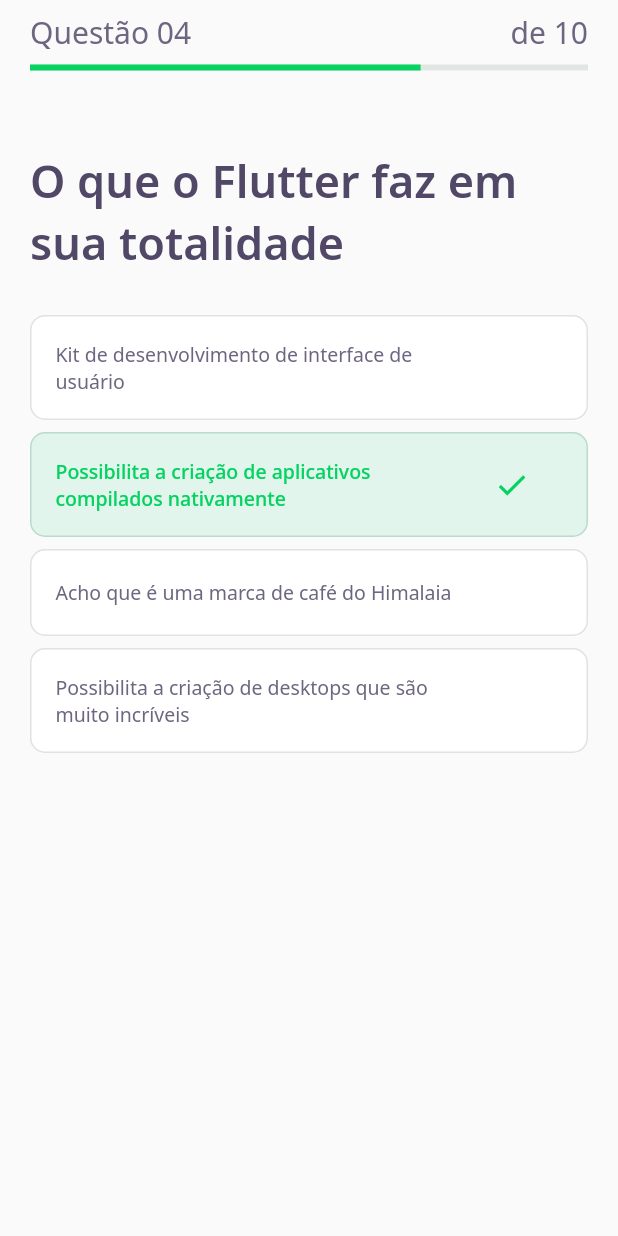
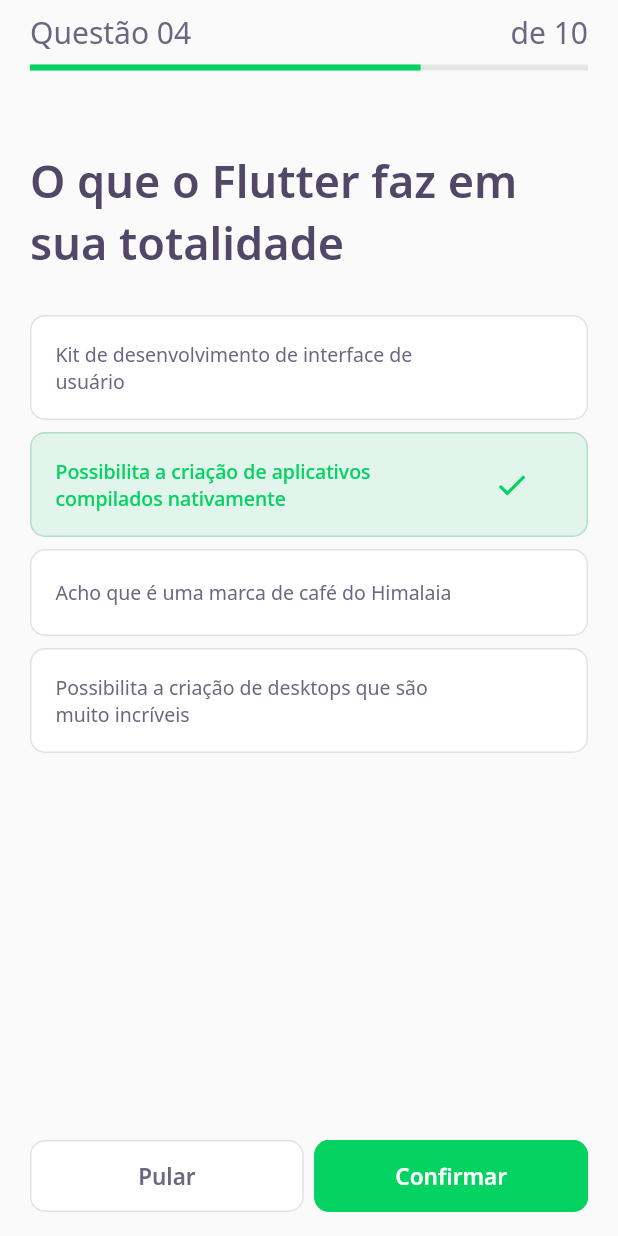
Before and after one commit to neocite/devquiz, a Flutter app: the screen it shows after launch, on a phone screen of 412 x 824 dp. Run offline on Flutter 3.47's test engine with Material 2 defaults, Android fonts, the phone set to English and light mode, and no system bars; our stand-ins replace google_fonts; accounts and stored records are empty.

Commit message:
buttons on challenge page

```diff
--- a/lib/challenge/challenge_page.dart
+++ b/lib/challenge/challenge_page.dart
@@ -1,5 +1,7 @@
+import 'package:devquiz/challenge/widgets/next_button/next_button_widget.dart';
 import 'package:devquiz/challenge/widgets/question_indicator/question_indicator_widget.dart';
 import 'package:devquiz/challenge/widgets/quiz/quiz_widget.dart';
+import 'package:devquiz/core/core.dart';
 import 'package:flutter/material.dart';
 
 class ChallengePage extends StatefulWidget {
@@ -27,6 +29,26 @@ class _ChallengePageState extends State<ChallengePage> {
           child: QuizWidget(title: "O que o Flutter faz em sua totalidade"),
         ),
       ),
+      bottomNavigationBar: SafeArea(
+        bottom: true,
+        child: Padding(
+          padding: const EdgeInsets.symmetric(horizontal: 20, vertical: 16),
+          child: Row(
+            mainAxisAlignment: MainAxisAlignment.spaceAround,
+            children: [
+              Expanded(
+                child: NextButtonWidget.white(label: "Pular"),
+              ),
+              SizedBox(
+                width: 7,
+              ),
+              Expanded(
+                child: NextButtonWidget.green(label: "Confirmar"),
+              )
+            ],
+          ),
+        ),
+      ),
     );
   }
 }
--- /dev/null
+++ b/lib/challenge/widgets/next_button/next_button_widget.dart
@@ -0,0 +1,69 @@
+import 'package:flutter/material.dart';
+import 'package:google_fonts/google_fonts.dart';
+
+import 'package:devquiz/core/core.dart';
+
+class NextButtonWidget extends StatelessWidget {
+  final String label;
+  final Color backgroundColor;
+  final Color fontColor;
+  final Color borderColor;
+  final Color overlayColor;
+
+  const NextButtonWidget({
+    Key? key,
+    required this.label,
+    required this.backgroundColor,
+    required this.fontColor,
+    required this.borderColor,
+    required this.overlayColor,
+  }) : super(key: key);
+
+  NextButtonWidget.green({required String label})
+      : this.backgroundColor = AppColors.darkGreen,
+        this.fontColor = AppColors.white,
+        this.borderColor = AppColors.darkGreen,
+        this.overlayColor = AppColors.green,
+        this.label = label;
+
+  NextButtonWidget.white({required String label})
+      : this.backgroundColor = AppColors.white,
+        this.fontColor = AppColors.grey,
+        this.borderColor = AppColors.border,
+        this.overlayColor = AppColors.lightGrey,
+        this.label = label;
+
+  @override
+  Widget build(BuildContext context) {
+    return Container(
+      height: 48,
+      child: TextButton(
+        style: ButtonStyle(
+          backgroundColor: MaterialStateProperty.all(
+            backgroundColor,
+          ),
+          overlayColor: MaterialStateProperty.all(overlayColor),
+          shape: MaterialStateProperty.all(
+            RoundedRectangleBorder(
+              borderRadius: BorderRadius.circular(10),
+            ),
+          ),
+          side: MaterialStateProperty.all(
+            BorderSide(
+              color: borderColor,
+            ),
+          ),
+        ),
+        onPressed: () {},
+        child: Text(
+          label,
+          style: GoogleFonts.notoSans(
+            fontWeight: FontWeight.w600,
+            fontSize: 15,
+            color: fontColor,
+          ),
+        ),
+      ),
+    );
+  }
+}
--- a/lib/challenge/widgets/quiz/quiz_widget.dart
+++ b/lib/challenge/widgets/quiz/quiz_widget.dart
@@ -1,5 +1,3 @@
-import 'dart:html';
-
 import 'package:devquiz/challenge/widgets/awnser/awnser_widget.dart';
 import 'package:devquiz/core/core.dart';
 import 'package:flutter/material.dart';
```
